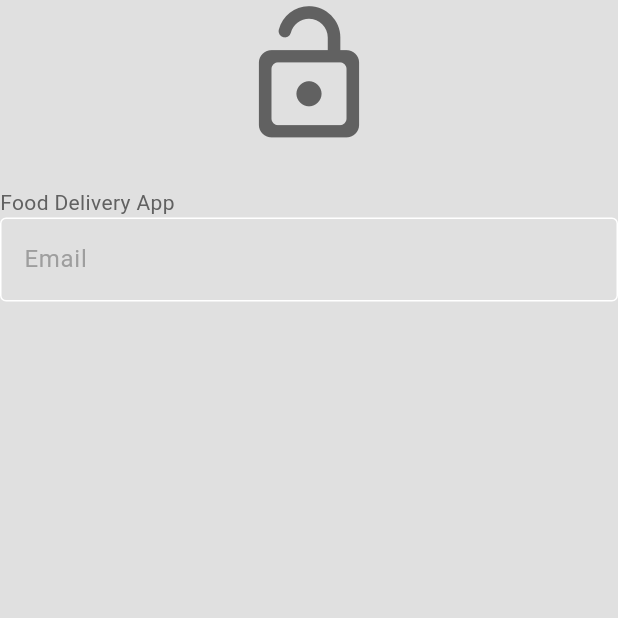
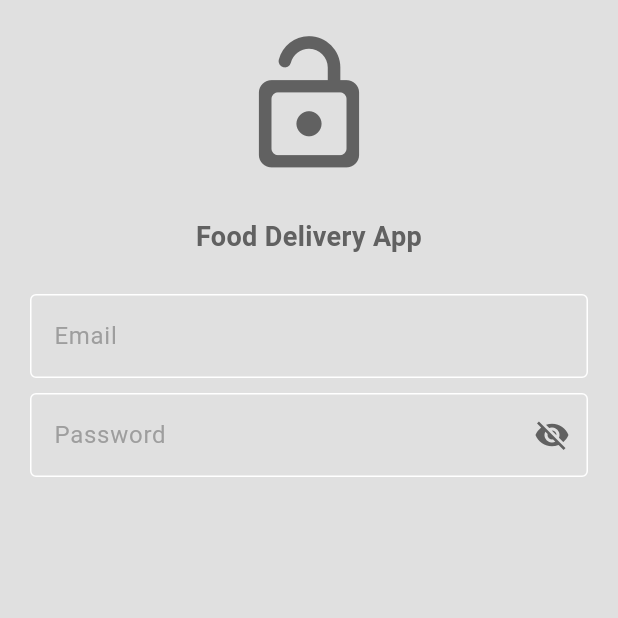
Before and after one commit to mahmoudahmed1718/Food-Delivery-App, a Flutter app: the screen it shows after launch, on a phone screen of 412 x 824 dp, the top half of it. Run offline on Flutter 3.47's test engine with Material 3 defaults, Android fonts, the phone set to English and light mode, and no system bars.

Commit message:
add visiblty icon

```diff
--- a/lib/components/my_text_field.dart
+++ b/lib/components/my_text_field.dart
@@ -5,16 +5,19 @@ class MyTextField extends StatelessWidget {
       {super.key,
       required this.controller,
       required this.hintText,
-      required this.obscureText});
+      required this.obscureText,
+      this.iconData});
   final TextEditingController controller;
   final String hintText;
   final bool obscureText;
+  final Widget? iconData;
   @override
   Widget build(BuildContext context) {
     return TextField(
       controller: controller,
       obscureText: obscureText,
       decoration: InputDecoration(
+        suffixIcon: iconData,
         hintText: hintText,
         hintStyle: TextStyle(color: Theme.of(context).colorScheme.primary),
         enabledBorder: OutlineInputBorder(
--- a/lib/pages/login_page.dart
+++ b/lib/pages/login_page.dart
@@ -1,34 +1,63 @@
 import 'package:flutter/material.dart';
 import 'package:food/components/my_text_field.dart';
 
-class LoginPage extends StatelessWidget {
+class LoginPage extends StatefulWidget {
   LoginPage({super.key});
+
+  @override
+  _LoginPageState createState() => _LoginPageState();
+}
+
+class _LoginPageState extends State<LoginPage> {
   final TextEditingController emailController = TextEditingController();
   final TextEditingController passwordController = TextEditingController();
+  bool _isPasswordVisible = false; // Manage password visibility state
 
   @override
   Widget build(BuildContext context) {
     return Scaffold(
       backgroundColor: Theme.of(context).colorScheme.surface,
       body: ListView(
+        padding: EdgeInsets.all(20),
         children: [
           Icon(
             Icons.lock_open_rounded,
             size: 100,
             color: Theme.of(context).colorScheme.inversePrimary,
           ),
-          SizedBox(
-            height: 25,
-          ),
+          SizedBox(height: 25),
           Text(
             'Food Delivery App',
-            style:
-                TextStyle(color: Theme.of(context).colorScheme.inversePrimary),
+            textAlign: TextAlign.center,
+            style: TextStyle(
+              fontSize: 18,
+              fontWeight: FontWeight.bold,
+              color: Theme.of(context).colorScheme.inversePrimary,
+            ),
           ),
+          SizedBox(height: 25),
           MyTextField(
-              controller: emailController,
-              hintText: 'Email',
-              obscureText: false),
+            controller: emailController,
+            hintText: 'Email',
+            obscureText: false,
+          ),
+          SizedBox(height: 10),
+          MyTextField(
+            controller: passwordController,
+            hintText: 'Password',
+            obscureText: !_isPasswordVisible, // Toggle password visibility
+            iconData: IconButton(
+              icon: Icon(
+                _isPasswordVisible ? Icons.visibility : Icons.visibility_off,
+                color: Theme.of(context).colorScheme.inversePrimary,
+              ),
+              onPressed: () {
+                setState(() {
+                  _isPasswordVisible = !_isPasswordVisible;
+                });
+              },
+            ),
+          ),
         ],
       ),
     );
```
Also changed, not shown: lib/components/my_button.dart (added).
